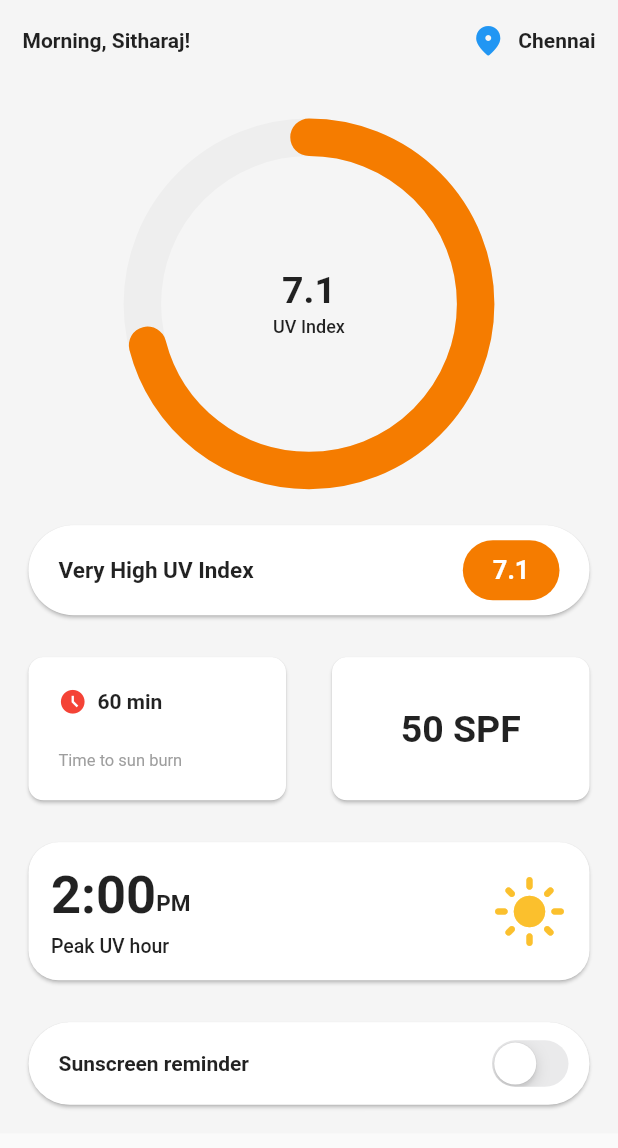
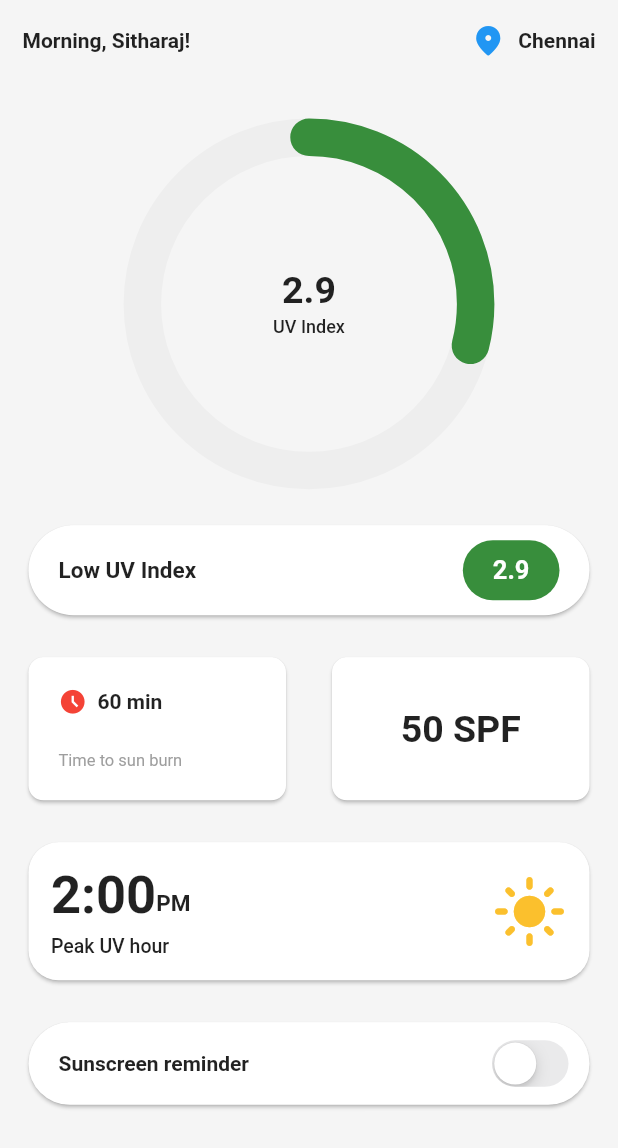
Before and after one commit to sitharaj88/uv_tracker, a Flutter app: the screen it shows after launch, on a phone screen of 412 x 824 dp. Shown: the top 1148 px of the screen. Run offline on Flutter 3.47's test engine with Material 2 defaults, Android fonts, the phone set to English and light mode, and no system bars; drawn by our look-alikes of percent_indicator; our stand-ins replace get.

```diff
--- a/lib/home.dart
+++ b/lib/home.dart
@@ -8,10 +8,11 @@ class HomeScreen extends StatelessWidget {
 
   @override
   Widget build(BuildContext context) {
-    const uvIndex = 71.0;
+    const uvIndex = 29.0;
     return Scaffold(
       body: SafeArea(
         child: Container(
+          height: double.infinity,
           color: Colors.grey.shade100,
           padding: const EdgeInsets.all(15),
           child: SingleChildScrollView(
--- a/lib/main.dart
+++ b/lib/main.dart
@@ -3,7 +3,7 @@ import 'package:get/get.dart';
 import 'package:uv_tracker/home.dart';
 
 void main() {
-  runApp(UVTrackerApp());
+  runApp(const UVTrackerApp());
 }
 
 class UVTrackerApp extends StatelessWidget {
@@ -11,7 +11,7 @@ class UVTrackerApp extends StatelessWidget {
 
   @override
   Widget build(BuildContext context) {
-    return GetMaterialApp(
+    return const GetMaterialApp(
       home: HomeScreen(),
       debugShowCheckedModeBanner: false,
     );
```
